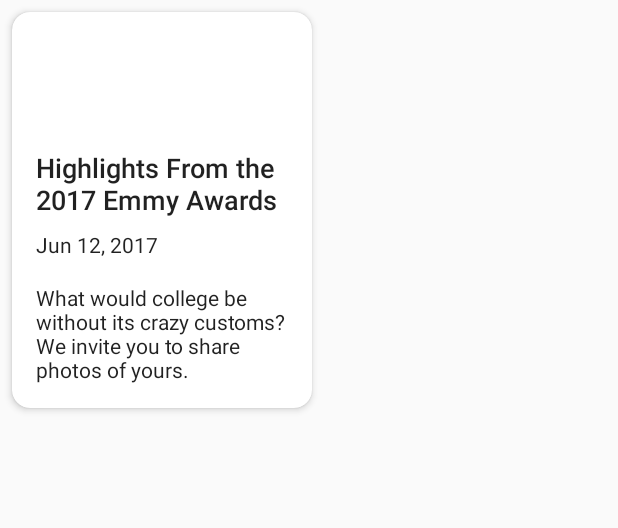
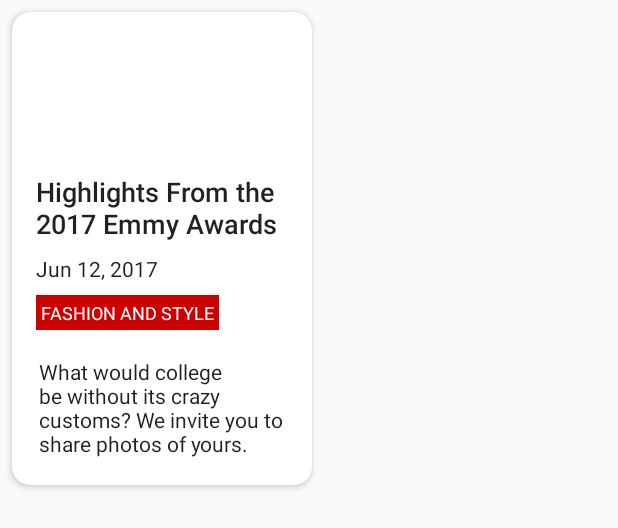
Before and after one commit to robl2e/ThisTimes, an Android app: the layout item_article.xml on its own in the app's theme, with its tools: preview values and no code run, on a phone screen of 412 x 824 dp. Shown: the top 528 px of the screen. Run offline under Robolectric (Android 15) with nearby library versions, the phone set to English and light mode, and no system bars.

Commit message:
Implement logic to display news desk type if available.

```diff
--- a/app/src/main/java/com/robl2e/thistimes/data/model/article/Article.java
+++ b/app/src/main/java/com/robl2e/thistimes/data/model/article/Article.java
@@ -41,7 +41,7 @@ public class Article {
     @SerializedName("document_type")
     @Expose
     private String documentType;
-    @SerializedName("news_desK")
+    @SerializedName("new_desk")
     @Expose
     private String newsDesK;
     @SerializedName("section_name")
--- /dev/null
+++ b/app/src/main/res/drawable/selector_news_desk_type.xml
@@ -0,0 +1,9 @@
+<?xml version="1.0" encoding="utf-8"?>
+<selector xmlns:android="http://schemas.android.com/apk/res/android">
+    <item>
+        <shape
+            android:shape="rectangle">
+            <solid android:color="@android:color/holo_red_dark"/>
+        </shape>
+    </item>
+</selector>
--- a/app/src/main/res/layout/item_article.xml
+++ b/app/src/main/res/layout/item_article.xml
@@ -21,9 +21,11 @@
         <ImageView
             android:id="@+id/image_article_thumbnail"
             android:layout_centerHorizontal="true"
+            android:layout_marginLeft="@dimen/margin_left_border_padding"
+            android:layout_marginTop="@dimen/margin_top_border_padding"
+            android:layout_marginBottom="@dimen/margin_bottom_border_padding"
             android:layout_height="75dp"
-            android:layout_width="75dp"
-            android:layout_margin="8dp" />
+            android:layout_width="75dp" />
 
         <TextView
             android:id="@+id/text_article_headline"
@@ -37,29 +39,44 @@
             android:layout_width="match_parent"
             android:layout_height="wrap_content" />
 
-        <LinearLayout
-            android:id="@+id/layout_article_meta_details"
-            android:layout_below="@id/text_article_headline"
-            android:orientation="vertical"
-            android:layout_width="match_parent"
-            android:layout_height="wrap_content">
-
         <TextView
             android:id="@+id/text_article_publish_date"
+            android:layout_marginTop="8dp"
+            android:layout_below="@id/text_article_headline"
             style="@style/TextAppearance.AppCompat.Body1"
-                android:layout_marginTop="8dp"
             android:layout_marginLeft="@dimen/margin_left_border_padding"
             tools:text="Jun 12, 2017"
             android:ellipsize="end"
             android:layout_width="wrap_content"
             android:layout_height="wrap_content" />
-        </LinearLayout>
+
+        <TextView
+            android:id="@+id/text_news_desk_type"
+            android:visibility="gone"
+            tools:visibility="visible"
+            android:fontFamily="sans-serif"
+            tools:text="Fashion And Style"
+            android:textSize="12sp"
+            android:gravity="center"
+            android:padding="3dp"
+            android:maxLines="3"
+            android:ellipsize="end"
+            android:layout_marginTop="8dp"
+            android:layout_marginLeft="@dimen/margin_left_border_padding"
+            android:layout_marginRight="@dimen/margin_right_border_padding"
+            style="@style/TextAppearance.AppCompat.Body1"
+            android:background="@drawable/selector_news_desk_type"
+            android:textColor="@android:color/white"
+            android:textAllCaps="true"
+            android:layout_below="@id/text_article_publish_date"
+            android:layout_width="wrap_content"
+            android:layout_height="wrap_content" />
 
         <TextView
             android:id="@+id/text_article_summary"
-            android:padding="@dimen/body_text_margin_padding"
+            android:layout_margin="@dimen/body_text_margin_padding"
             style="@style/TextAppearance.AppCompat.Body1"
-            android:layout_below="@id/layout_article_meta_details"
+            android:layout_below="@id/text_news_desk_type"
             tools:text="What would college be without its crazy customs? We invite you to share photos of yours."
             android:ellipsize="end"
             android:layout_width="wrap_content"
--- a/app/src/main/res/values/dimens.xml
+++ b/app/src/main/res/values/dimens.xml
@@ -2,11 +2,13 @@
 <resources>
     <dimen name="margin_left_border_padding">16dp</dimen>
     <dimen name="margin_right_border_padding">16dp</dimen>
+    <dimen name="margin_top_border_padding">16dp</dimen>
+    <dimen name="margin_bottom_border_padding">16dp</dimen>
 
     <dimen name="dialog_margin_left_border_padding">20dp</dimen>
     <dimen name="dialog_margin_right_border_padding">20dp</dimen>
 
-    <dimen name="body_text_margin_padding">16dp</dimen>
+    <dimen name="body_text_margin_padding">18dp</dimen>
     <dimen name="card_corner_radius">12dp</dimen>
     <dimen name="image_corner_radius">2dp</dimen>
     <dimen name="card_margin_border">8dp</dimen>
```
Also changed, not shown: app/src/main/java/com/robl2e/thistimes/ui/articlelist/ArticleItemViewModel.java (+24 -4 lines), app/src/main/java/com/robl2e/thistimes/ui/articlelist/ArticleListAdapter.java (+25 -2 lines), app/src/main/res/layout/item_article_text_only.xml (+26 -11 lines). Lines whose indentation alone changed are shown as unchanged.
